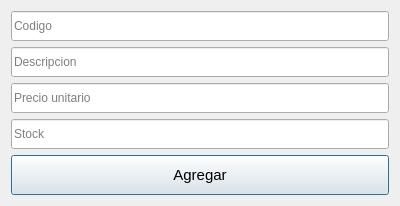
Before: the Qt Designer form uis/interfazNuevoProducto.ui in schulz-franco/gestor_de_ventas, drawn with Qt 5.
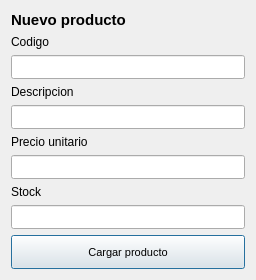
After: the same form once the commit is applied.

```diff
--- a/uis/interfazNuevoProducto.ui
+++ b/uis/interfazNuevoProducto.ui
@@ -6,14 +6,21 @@
    <rect>
     <x>0</x>
     <y>0</y>
-    <width>400</width>
-    <height>202</height>
+    <width>256</width>
+    <height>272</height>
    </rect>
   </property>
   <property name="windowTitle">
    <string>Nuevo producto</string>
   </property>
   <layout class="QVBoxLayout" name="verticalLayout">
+   <item>
+    <widget class="QLabel" name="label_5">
+     <property name="text">
+      <string>&lt;html&gt;&lt;head/&gt;&lt;body&gt;&lt;p&gt;&lt;span style=&quot; font-size:11pt; font-weight:600;&quot;&gt;Nuevo producto&lt;/span&gt;&lt;/p&gt;&lt;/body&gt;&lt;/html&gt;</string>
+     </property>
+    </widget>
+   </item>
    <item>
     <widget class="QFrame" name="frame">
      <property name="styleSheet">
@@ -41,57 +48,109 @@
        <number>0</number>
       </property>
       <item>
-       <widget class="QLineEdit" name="input_codigo">
-        <property name="minimumSize">
-         <size>
-          <width>0</width>
-          <height>30</height>
-         </size>
+       <widget class="QLabel" name="label">
+        <property name="sizePolicy">
+         <sizepolicy hsizetype="Preferred" vsizetype="Fixed">
+          <horstretch>0</horstretch>
+          <verstretch>0</verstretch>
+         </sizepolicy>
         </property>
-        <property name="placeholderText">
+        <property name="text">
          <string>Codigo</string>
         </property>
        </widget>
       </item>
       <item>
-       <widget class="QLineEdit" name="input_desc">
+       <widget class="QLineEdit" name="input_codigo">
         <property name="minimumSize">
          <size>
           <width>0</width>
-          <height>30</height>
+          <height>24</height>
          </size>
         </property>
         <property name="placeholderText">
+         <string/>
+        </property>
+       </widget>
+      </item>
+      <item>
+       <widget class="QLabel" name="label_2">
+        <property name="sizePolicy">
+         <sizepolicy hsizetype="Preferred" vsizetype="Fixed">
+          <horstretch>0</horstretch>
+          <verstretch>0</verstretch>
+         </sizepolicy>
+        </property>
+        <property name="text">
          <string>Descripcion</string>
         </property>
        </widget>
       </item>
       <item>
-       <widget class="QLineEdit" name="input_precio">
+       <widget class="QLineEdit" name="input_desc">
         <property name="minimumSize">
          <size>
           <width>0</width>
-          <height>30</height>
+          <height>24</height>
          </size>
         </property>
         <property name="placeholderText">
+         <string/>
+        </property>
+       </widget>
+      </item>
+      <item>
+       <widget class="QLabel" name="label_3">
+        <property name="sizePolicy">
+         <sizepolicy hsizetype="Preferred" vsizetype="Fixed">
+          <horstretch>0</horstretch>
+          <verstretch>0</verstretch>
+         </sizepolicy>
+        </property>
+        <property name="text">
          <string>Precio unitario</string>
         </property>
        </widget>
       </item>
       <item>
-       <widget class="QLineEdit" name="input_stock">
+       <widget class="QLineEdit" name="input_precio">
         <property name="minimumSize">
          <size>
           <width>0</width>
-          <height>30</height>
+          <height>24</height>
          </size>
         </property>
         <property name="placeholderText">
+         <string/>
+        </property>
+       </widget>
+      </item>
+      <item>
+       <widget class="QLabel" name="label_4">
+        <property name="sizePolicy">
+         <sizepolicy hsizetype="Preferred" vsizetype="Fixed">
+          <horstretch>0</horstretch>
+          <verstretch>0</verstretch>
+         </sizepolicy>
+        </property>
+        <property name="text">
          <string>Stock</string>
         </property>
        </widget>
       </item>
+      <item>
+       <widget class="QLineEdit" name="input_stock">
+        <property name="minimumSize">
+         <size>
+          <width>0</width>
+          <height>24</height>
+         </size>
+        </property>
+        <property name="placeholderText">
+         <string/>
+        </property>
+       </widget>
+      </item>
      </layout>
     </widget>
    </item>
@@ -100,19 +159,19 @@
      <property name="minimumSize">
       <size>
        <width>0</width>
-       <height>40</height>
+       <height>34</height>
       </size>
      </property>
      <property name="font">
       <font>
-       <pointsize>11</pointsize>
+       <pointsize>8</pointsize>
       </font>
      </property>
      <property name="cursor">
       <cursorShape>PointingHandCursor</cursorShape>
      </property>
      <property name="text">
-      <string>Agregar</string>
+      <string>Cargar producto</string>
      </property>
     </widget>
    </item>
```
Left out of the diff: 2 changed lines with no effect on the pictures.
